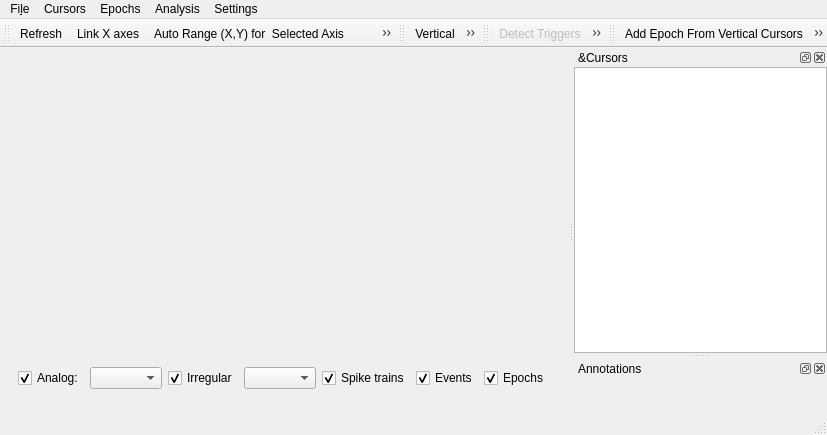
Qt form src/scipyen/gui/signalviewer.ui (ctigaret/scipyen) before a commit.
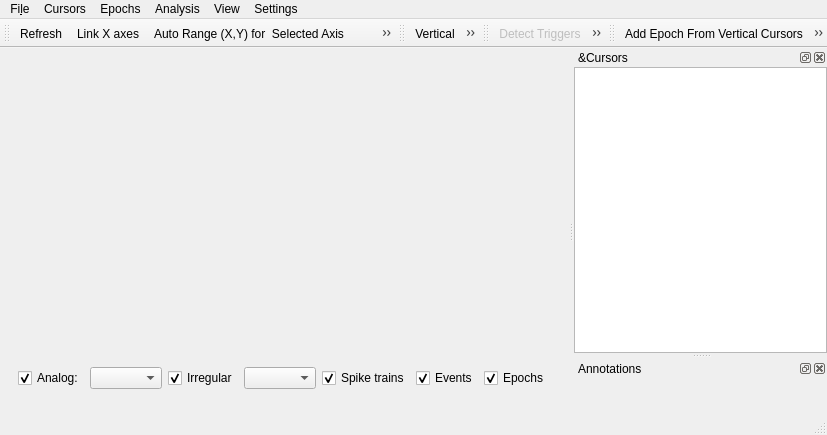
The same form after that commit. Icons and pictures are not drawn. Custom widgets are drawn as their Qt base class.

The edit to the form file:
```diff
--- a/src/scipyen/gui/signalviewer.ui
+++ b/src/scipyen/gui/signalviewer.ui
@@ -334,10 +334,17 @@
     <addaction name="makeEpochsMenu"/>
     <addaction name="actionRemove_All_Epochs"/>
    </widget>
+   <widget class="QMenu" name="menuView_2">
+    <property name="title">
+     <string>View</string>
+    </property>
+    <addaction name="actionRefresh_Annotations_Pane"/>
+   </widget>
    <addaction name="menuFile"/>
    <addaction name="cursorsMenu"/>
    <addaction name="epochsMenu"/>
    <addaction name="menuTools"/>
+   <addaction name="menuView_2"/>
    <addaction name="menuSettings"/>
   </widget>
   <widget class="QStatusBar" name="statusbar"/>
```
Left out of the diff: 30 changed lines with no effect on the pictures.
